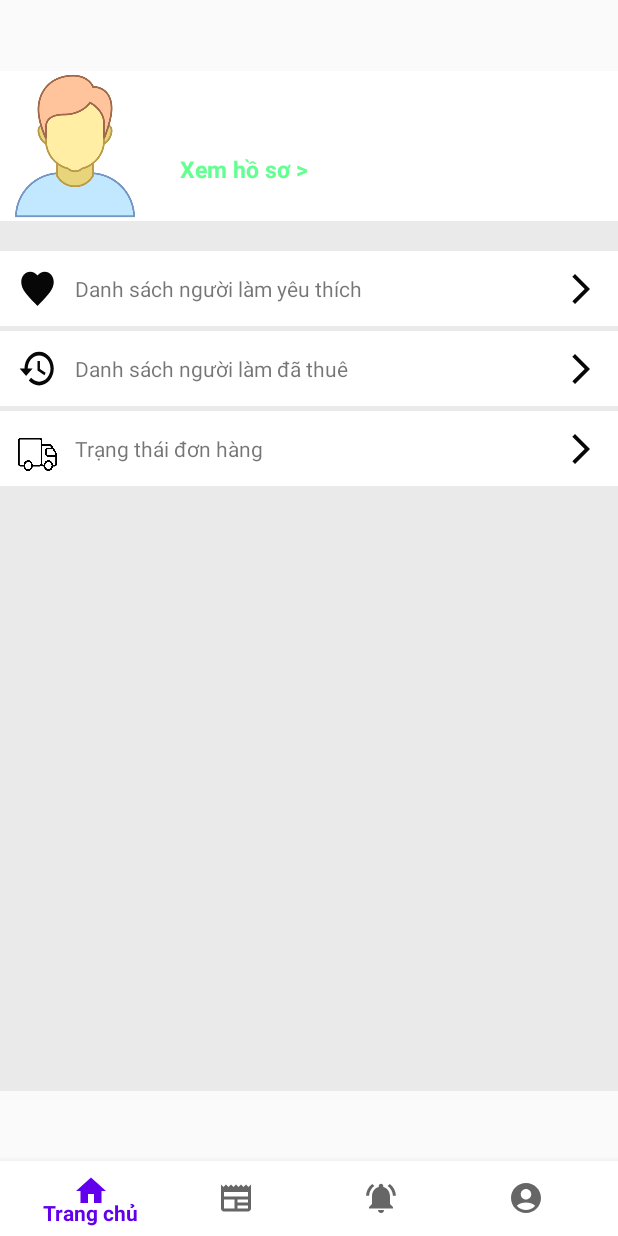
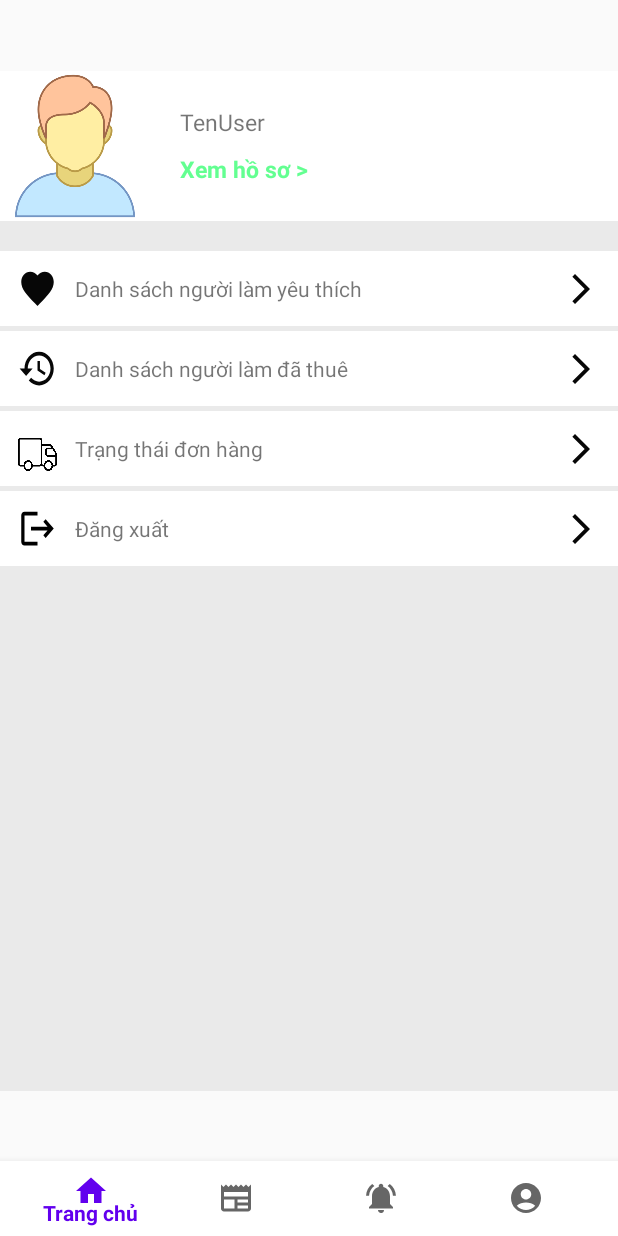
Before and after one commit to manhkhue/AppGiupViec_CNPM, an Android app: the fragment AccountFragment placed in its activity, on a phone screen of 412 x 824 dp. Run offline under Robolectric (Android 15) with nearby library versions, the phone set to English and light mode, and no system bars; 3 statements that could not run were skipped.

Commit message:
hung cmt

```diff
--- a/app/src/main/java/com/example/appgiupviec/AccountFragment.java
+++ b/app/src/main/java/com/example/appgiupviec/AccountFragment.java
@@ -1,4 +1,6 @@
 package com.example.appgiupviec;
+
+import static com.example.appgiupviec.LoginActivity.user;
 
 import android.content.Context;
 import android.content.Intent;
@@ -89,18 +91,25 @@ public class AccountFragment extends Fragment {
 
     private void loadUserProfile() {
         SharedPreferences preferences = getActivity().getSharedPreferences("user_profile", Context.MODE_PRIVATE);
-        String hoTen = preferences.getString("hoTen", "");
-
-        tvTenUser.setText(hoTen); // Hiển thị tên người dùng
+        tvTenUser.setText(user.getTenUser()); // Hiển thị tên người dùng
     }
 
 
-    ConstraintLayout Favorite;
+    ConstraintLayout Favorite,Logout;
     TextView edtChinhSuaHS;
     @Override
     public void onViewCreated(@NonNull View view, @Nullable Bundle savedInstanceState) {
         super.onViewCreated(view, savedInstanceState);
-        Favorite = view.findViewById(R.id.Favorite);
+        AnhXa();
+        setClick();
+    }
+    private void AnhXa(){
+        Favorite = getView().findViewById(R.id.Favorite);
+        edtChinhSuaHS = getView().findViewById(R.id.edtChinhSuaHS);
+        Logout  = getView().findViewById(R.id.DangXuat);
+    }
+
+    private void setClick(){
         Favorite.setOnClickListener(new View.OnClickListener() {
             @Override
             public void onClick(View v) {
@@ -108,7 +117,7 @@ public class AccountFragment extends Fragment {
                 startActivity(i);
             }
         });
-        edtChinhSuaHS = view.findViewById(R.id.edtChinhSuaHS);
+
         edtChinhSuaHS.setOnClickListener(new View.OnClickListener() {
             @Override
             public void onClick(View v) {
@@ -116,5 +125,13 @@ public class AccountFragment extends Fragment {
                 startActivity(i);
             }
         });
+        Logout.setOnClickListener(new View.OnClickListener() {
+            @Override
+            public void onClick(View v) {
+                Intent intent = new Intent(getContext(),LoginActivity.class);
+                intent.addFlags(Intent.FLAG_ACTIVITY_CLEAR_TOP);
+                startActivity(intent);
+            }
+        });
     }
 }
--- a/app/src/main/java/com/example/appgiupviec/HomeActivity.java
+++ b/app/src/main/java/com/example/appgiupviec/HomeActivity.java
@@ -1,4 +1,7 @@
 package com.example.appgiupviec;
+
+import static com.example.appgiupviec.LoginActivity.isLogin;
+import static com.example.appgiupviec.LoginActivity.user;
 
 import android.os.Bundle;
 import android.widget.Toast;
@@ -23,9 +26,7 @@ public class HomeActivity extends AppCompatActivity {
     }
 
     private void init(){
-        Bundle bundle = getIntent().getBundleExtra("status");
-        String tenUser = bundle.getString("TenUser");
-        Toast.makeText(this, tenUser, Toast.LENGTH_SHORT).show();
+        Toast.makeText(this, user.getTenUser(), Toast.LENGTH_SHORT).show();
     }
     private void onCLick (){
         bottomNavigationView.setOnItemSelectedListener(item -> {
--- a/app/src/main/java/com/example/appgiupviec/LoginActivity.java
+++ b/app/src/main/java/com/example/appgiupviec/LoginActivity.java
@@ -36,7 +36,7 @@ public class LoginActivity extends AppCompatActivity {
     private TextView tvDkiDn, tvQuenMK;
 
 
-    static Boolean isLogin = false;
+    public static Boolean isLogin = false;
     public static User user;
     private static final String url = "https://webdoctruyent5.000webhostapp.com/login.php";
     @Override
@@ -104,10 +104,6 @@ public class LoginActivity extends AppCompatActivity {
                     }
                     isLogin = true;
                     Intent intent = new Intent(LoginActivity.this,HomeActivity.class);
-                    Bundle bundle = new Bundle();
-                    bundle.putBoolean("islogin",isLogin);
-                    bundle.putString("TenUser",user.getTenUser());
-                    intent.putExtra("status",bundle);
                     startActivity(intent);
                 }
             }
--- /dev/null
+++ b/app/src/main/res/drawable/baseline_logout_24.xml
@@ -0,0 +1,5 @@
+<vector android:autoMirrored="true" android:height="24dp"
+    android:tint="#000000" android:viewportHeight="24"
+    android:viewportWidth="24" android:width="24dp" xmlns:android="http://schemas.android.com/apk/res/android">
+    <path android:fillColor="@android:color/white" android:pathData="M17,7l-1.41,1.41L18.17,11H8v2h10.17l-2.58,2.58L17,17l5,-5zM4,5h8V3H4c-1.1,0 -2,0.9 -2,2v14c0,1.1 0.9,2 2,2h8v-2H4V5z"/>
+</vector>
--- a/app/src/main/res/layout/fragment_account.xml
+++ b/app/src/main/res/layout/fragment_account.xml
@@ -159,6 +159,42 @@
                     app:layout_constraintTop_toTopOf="parent"
                     tools:ignore="SpeakableTextPresentCheck" />
             </androidx.constraintlayout.widget.ConstraintLayout>
+            <androidx.constraintlayout.widget.ConstraintLayout
+                android:id="@+id/DangXuat"
+                android:background="@color/white"
+                android:layout_marginTop="3dp"
+                android:layout_width="match_parent"
+                android:layout_height="wrap_content">
+
+                <ImageButton
+                    android:id="@+id/iconDangXuat"
+                    android:layout_width="50dp"
+                    android:layout_height="50dp"
+                    android:backgroundTint="#00FFFFFF"
+                    android:scaleType="fitXY"
+                    android:src="@drawable/baseline_logout_24"
+                    app:layout_constraintBottom_toBottomOf="parent"
+                    app:layout_constraintLeft_toLeftOf="parent"
+                    app:layout_constraintTop_toTopOf="parent"
+                    tools:ignore="SpeakableTextPresentCheck" />
+                <TextView
+                    android:layout_width="wrap_content"
+                    android:layout_height="wrap_content"
+                    android:text="Đăng xuất"
+                    app:layout_constraintTop_toTopOf="parent"
+                    app:layout_constraintBottom_toBottomOf="parent"
+                    app:layout_constraintLeft_toRightOf="@id/iconDangXuat"/>
+
+                <ImageButton
+                    android:layout_width="50dp"
+                    android:layout_height="50dp"
+                    android:backgroundTint="#00FFFFFF"
+                    android:src="@drawable/baseline_arrow_forward_ios_24"
+                    app:layout_constraintBottom_toBottomOf="parent"
+                    app:layout_constraintRight_toRightOf="parent"
+                    app:layout_constraintTop_toTopOf="parent"
+                    tools:ignore="SpeakableTextPresentCheck" />
+            </androidx.constraintlayout.widget.ConstraintLayout>
         </LinearLayout>
     </LinearLayout>
 
```
Also changed, not shown: app/src/main/java/com/example/appgiupviec/CT_AccountActivity.java (+6 -33 lines), app/src/main/java/com/example/appgiupviec/CapNhatThongTinActivity.java (+68 -17 lines), app/src/main/java/com/example/appgiupviec/Model/User.java (+12 -0 lines), app/src/main/res/layout/activity_cap_nhat_thong_tin.xml (+2 -13 lines).
